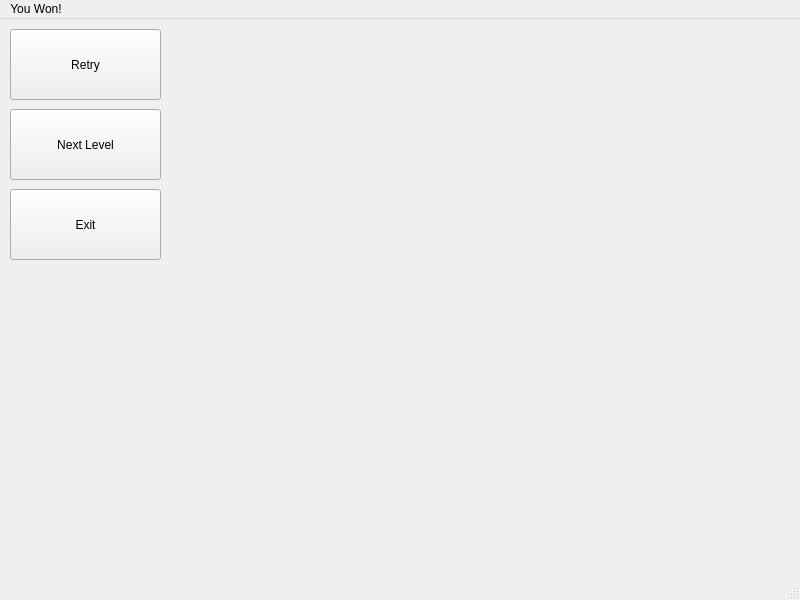
The window that winwindow.ui (OmarAlmek/Class-project-for-submission) describes before a commit, drawn with Qt 5.
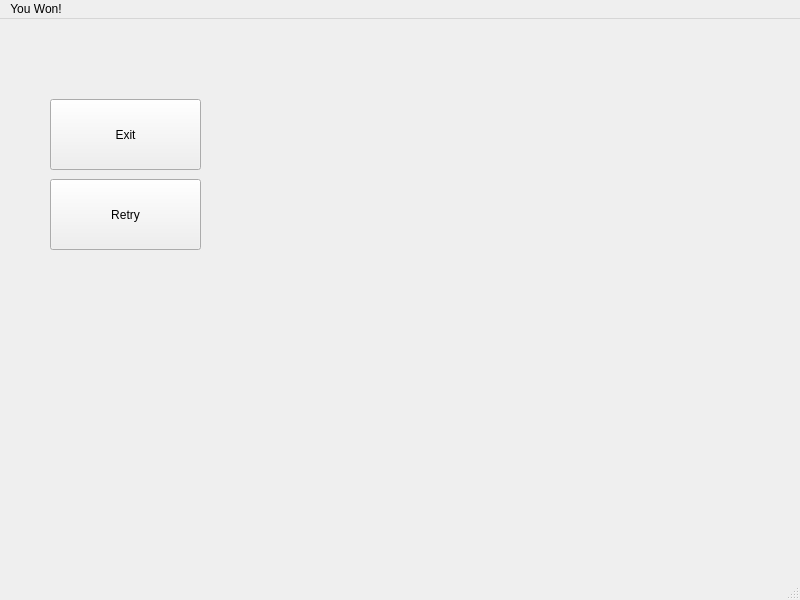
The same window after the commit.

What changed in the file:
```diff
--- a/winwindow.ui
+++ b/winwindow.ui
@@ -17,8 +17,8 @@
    <widget class="QPushButton" name="pushButton">
     <property name="geometry">
      <rect>
-      <x>10</x>
-      <y>10</y>
+      <x>50</x>
+      <y>160</y>
       <width>151</width>
       <height>71</height>
      </rect>
@@ -27,24 +27,11 @@
      <string>Retry</string>
     </property>
    </widget>
-   <widget class="QPushButton" name="pushButton_2">
-    <property name="geometry">
-     <rect>
-      <x>10</x>
-      <y>90</y>
-      <width>151</width>
-      <height>71</height>
-     </rect>
-    </property>
-    <property name="text">
-     <string>Next Level</string>
-    </property>
-   </widget>
    <widget class="QPushButton" name="pushButton_3">
     <property name="geometry">
      <rect>
-      <x>10</x>
-      <y>170</y>
+      <x>50</x>
+      <y>80</y>
       <width>151</width>
       <height>71</height>
      </rect>
```
